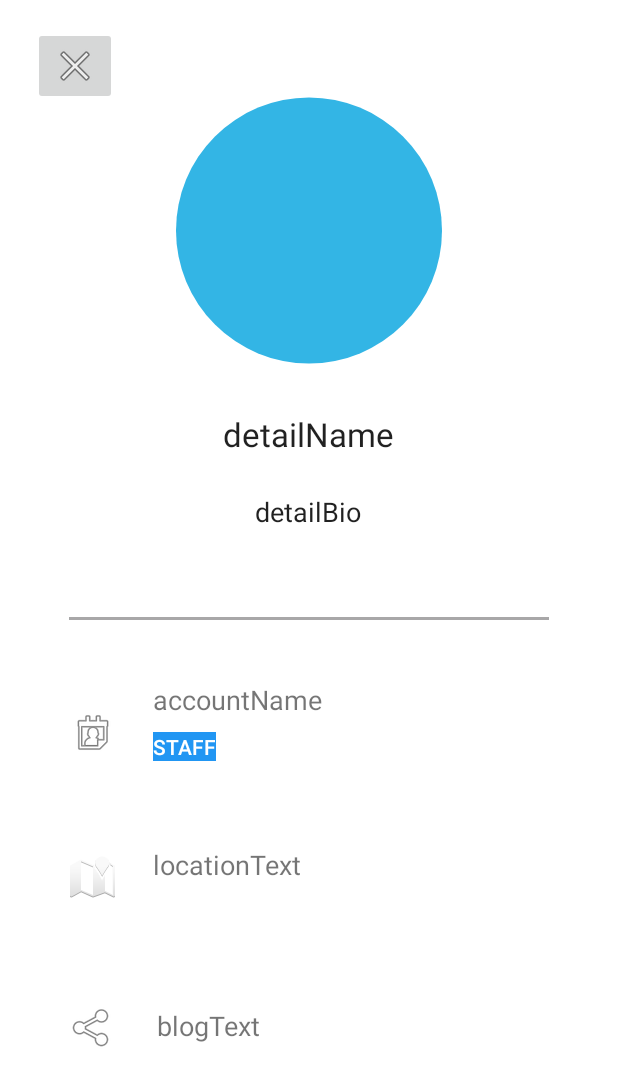
After one commit to yuki3663/GithubUserList, an Android app: the layout fragment_user_detail.xml on its own in the app's theme, with its tools: preview values and no code run, on a phone screen of 412 x 824 dp. The commit adds this screen. Shown: the top 1086 px of the screen. Run offline under Robolectric (Android 15) with nearby library versions, the phone set to English and light mode, and no system bars; network calls fail.

Commit message:
Show users list and detail

```diff
--- a/app/build.gradle
+++ b/app/build.gradle
@@ -42,14 +42,13 @@ dependencies {
     implementation 'com.squareup.okhttp3:okhttp:3.14.9'
     // kotlinx.coroutines
     implementation 'org.jetbrains.kotlinx:kotlinx-coroutines-core:1.3.9'
-    // Sandwitch
-    implementation "com.github.skydoves:sandwich:1.0.4"
     implementation "org.jetbrains.kotlin:kotlin-stdlib:$kotlin_version"
     implementation 'androidx.core:core-ktx:1.3.2'
     implementation 'androidx.appcompat:appcompat:1.2.0'
     implementation 'com.google.android.material:material:1.3.0'
     implementation 'androidx.constraintlayout:constraintlayout:2.0.4'
     implementation 'de.hdodenhof:circleimageview:3.1.0'
+    implementation 'androidx.legacy:legacy-support-v4:1.0.0'
     testImplementation 'junit:junit:4.+'
     androidTestImplementation 'androidx.test.ext:junit:1.1.2'
     androidTestImplementation 'androidx.test.espresso:espresso-core:3.3.0'
--- a/app/src/main/java/com/cathaybkgituser/contract/ContractInterface.kt
+++ b/app/src/main/java/com/cathaybkgituser/contract/ContractInterface.kt
@@ -6,7 +6,6 @@ interface ContractInterface {
 
     interface View {
         fun initView()
-        fun updateViewData(list :List<UserInfoData>)
     }
 
     interface Presenter {
--- a/app/src/main/java/com/cathaybkgituser/network/GitHubUsersApi.kt
+++ b/app/src/main/java/com/cathaybkgituser/network/GitHubUsersApi.kt
@@ -1,8 +1,6 @@
 package com.cathaybkgituser.network
 
-import com.skydoves.sandwich.ApiResponse
 import retrofit2.Call
-import retrofit2.Response
 import retrofit2.http.GET
 import retrofit2.http.Path
 import retrofit2.http.Query
--- a/app/src/main/java/com/cathaybkgituser/network/HttpRequestInterceptor.kt
+++ b/app/src/main/java/com/cathaybkgituser/network/HttpRequestInterceptor.kt
@@ -8,7 +8,7 @@ class HttpRequestInterceptor : Interceptor {
     val TAG = this.javaClass.name
     override fun intercept(chain: Interceptor.Chain): Response {
         val originalRequest = chain.request()
-        val request = originalRequest.newBuilder().url(originalRequest.url).build()
+        val request = originalRequest.newBuilder().url(originalRequest.url()).build()
         Log.d(TAG, request.toString())
         return chain.proceed(request)
     }
--- a/app/src/main/java/com/cathaybkgituser/network/NetworkManager.kt
+++ b/app/src/main/java/com/cathaybkgituser/network/NetworkManager.kt
@@ -1,6 +1,5 @@
 package com.cathaybkgituser.network
 
-import com.skydoves.sandwich.coroutines.CoroutinesResponseCallAdapterFactory
 import okhttp3.OkHttpClient
 import retrofit2.Retrofit
 import retrofit2.converter.gson.GsonConverterFactory
--- a/app/src/main/java/com/cathaybkgituser/network/UserInfoData.kt
+++ b/app/src/main/java/com/cathaybkgituser/network/UserInfoData.kt
@@ -11,9 +11,6 @@ data class UserInfoData(
     @SerializedName("avatar_url")
     val avatarUrl: String,
 
-    @SerializedName("html_url")
-    val link: String,
-
     @SerializedName("site_admin")
-    val siteAdmin: Boolean
+    val siteAdmin: String
 )
--- /dev/null
+++ b/app/src/main/res/layout/fragment_user_detail.xml
@@ -0,0 +1,167 @@
+<?xml version="1.0" encoding="utf-8"?>
+<androidx.constraintlayout.widget.ConstraintLayout xmlns:android="http://schemas.android.com/apk/res/android"
+    xmlns:app="http://schemas.android.com/apk/res-auto"
+    xmlns:tools="http://schemas.android.com/tools"
+    android:layout_width="match_parent"
+    android:layout_height="match_parent"
+    android:background="#FFFFFF"
+    android:visibility="invisible"
+    tools:visibility="visible">
+
+    <ImageButton
+        android:id="@+id/cancelButton"
+        android:layout_width="wrap_content"
+        android:layout_height="wrap_content"
+        app:layout_constraintBottom_toBottomOf="parent"
+        app:layout_constraintEnd_toEndOf="parent"
+        app:layout_constraintHorizontal_bias="0.061"
+        app:layout_constraintStart_toStartOf="parent"
+        app:layout_constraintTop_toTopOf="parent"
+        app:layout_constraintVertical_bias="0.023"
+        app:srcCompat="@android:drawable/ic_menu_close_clear_cancel" />
+
+    <TextView
+        android:id="@+id/locationText"
+        android:layout_width="wrap_content"
+        android:layout_height="wrap_content"
+        android:text="locationText"
+        android:textSize="18sp"
+        app:layout_constraintBottom_toBottomOf="parent"
+        app:layout_constraintEnd_toEndOf="parent"
+        app:layout_constraintHorizontal_bias="0.102"
+        app:layout_constraintStart_toEndOf="@+id/locationView"
+        app:layout_constraintTop_toBottomOf="@+id/accountName"
+        app:layout_constraintVertical_bias="0.267" />
+
+    <TextView
+        android:id="@+id/blogText"
+        android:layout_width="wrap_content"
+        android:layout_height="wrap_content"
+        android:autoLink="web"
+        android:text="blogText"
+        android:textSize="18sp"
+        app:layout_constraintBottom_toBottomOf="parent"
+        app:layout_constraintEnd_toEndOf="parent"
+        app:layout_constraintHorizontal_bias="0.1"
+        app:layout_constraintStart_toEndOf="@+id/blogView"
+        app:layout_constraintTop_toBottomOf="@+id/locationText"
+        app:layout_constraintVertical_bias="0.392" />
+
+    <TextView
+        android:id="@+id/detailBio"
+        android:layout_width="wrap_content"
+        android:layout_height="wrap_content"
+        android:text="detailBio"
+        android:textAppearance="@style/TextAppearance.AppCompat.Body1"
+        android:textSize="18sp"
+        app:layout_constraintBottom_toBottomOf="parent"
+        app:layout_constraintEnd_toEndOf="parent"
+        app:layout_constraintHorizontal_bias="0.498"
+        app:layout_constraintStart_toStartOf="parent"
+        app:layout_constraintTop_toBottomOf="@+id/detailName"
+        app:layout_constraintVertical_bias="0.05" />
+
+    <View
+        android:id="@+id/middleLine"
+        android:layout_width="320dp"
+        android:layout_height="2dp"
+        android:background="#A8A7A8"
+        app:layout_constraintBottom_toBottomOf="parent"
+        app:layout_constraintEnd_toEndOf="parent"
+        app:layout_constraintStart_toStartOf="parent"
+        app:layout_constraintTop_toTopOf="parent" />
+
+    <TextView
+        android:id="@+id/detailStaff"
+        android:layout_width="wrap_content"
+        android:layout_height="wrap_content"
+        android:layout_gravity="left"
+        android:layout_marginStart="32dp"
+        android:background="#2196F3"
+        android:gravity="center"
+        android:text="STAFF"
+        android:textAppearance="@style/TextAppearance.AppCompat.Body2"
+        android:textColor="#FFFFFF"
+        app:layout_constraintBottom_toBottomOf="parent"
+        app:layout_constraintEnd_toEndOf="parent"
+        app:layout_constraintHorizontal_bias="0.207"
+        app:layout_constraintStart_toStartOf="parent"
+        app:layout_constraintTop_toBottomOf="@+id/accountName"
+        app:layout_constraintVertical_bias="0.028" />
+
+    <de.hdodenhof.circleimageview.CircleImageView
+        android:id="@+id/avatar_image_view"
+        android:layout_width="177dp"
+        android:layout_height="187dp"
+        android:layout_marginTop="60dp"
+        android:src="@android:color/holo_blue_light"
+        app:layout_constraintDimensionRatio="1:0.9"
+        app:layout_constraintEnd_toEndOf="parent"
+        app:layout_constraintStart_toStartOf="parent"
+        app:layout_constraintTop_toTopOf="parent"
+        tools:srcCompat="@tools:sample/avatars[2]" />
+
+    <ImageView
+        android:id="@+id/locationView"
+        android:layout_width="wrap_content"
+        android:layout_height="wrap_content"
+        app:layout_constraintBottom_toBottomOf="parent"
+        app:layout_constraintEnd_toEndOf="@+id/accountView"
+        app:layout_constraintHorizontal_bias="0.0"
+        app:layout_constraintStart_toStartOf="@+id/accountView"
+        app:layout_constraintTop_toBottomOf="@+id/accountView"
+        app:layout_constraintVertical_bias="0.223"
+        app:srcCompat="@android:drawable/ic_dialog_map" />
+
+    <ImageView
+        android:id="@+id/accountView"
+        android:layout_width="wrap_content"
+        android:layout_height="wrap_content"
+        android:layout_marginTop="36dp"
+        android:layout_marginBottom="296dp"
+        app:layout_constraintBottom_toBottomOf="parent"
+        app:layout_constraintEnd_toEndOf="parent"
+        app:layout_constraintHorizontal_bias="0.121"
+        app:layout_constraintStart_toStartOf="parent"
+        app:layout_constraintTop_toBottomOf="@+id/middleLine"
+        app:srcCompat="@android:drawable/ic_menu_my_calendar" />
+
+    <TextView
+        android:id="@+id/detailName"
+        android:layout_width="wrap_content"
+        android:layout_height="wrap_content"
+        android:text="detailName"
+        android:textAppearance="@style/TextAppearance.AppCompat.Large"
+        app:layout_constraintBottom_toBottomOf="parent"
+        app:layout_constraintEnd_toEndOf="parent"
+        app:layout_constraintHorizontal_bias="0.498"
+        app:layout_constraintStart_toStartOf="parent"
+        app:layout_constraintTop_toBottomOf="@+id/avatar_image_view"
+        app:layout_constraintVertical_bias="0.05" />
+
+    <ImageView
+        android:id="@+id/blogView"
+        android:layout_width="wrap_content"
+        android:layout_height="wrap_content"
+        app:layout_constraintBottom_toBottomOf="parent"
+        app:layout_constraintEnd_toEndOf="@+id/locationView"
+        app:layout_constraintHorizontal_bias="0.0"
+        app:layout_constraintStart_toStartOf="@+id/locationView"
+        app:layout_constraintTop_toBottomOf="@+id/locationView"
+        app:layout_constraintVertical_bias="0.358"
+        app:srcCompat="@android:drawable/ic_menu_share" />
+
+    <TextView
+        android:id="@+id/accountName"
+        android:layout_width="wrap_content"
+        android:layout_height="wrap_content"
+        android:layout_marginStart="24dp"
+        android:text="accountName"
+        android:textSize="18sp"
+        app:layout_constraintBottom_toBottomOf="parent"
+        app:layout_constraintEnd_toEndOf="parent"
+        app:layout_constraintHorizontal_bias="0.0"
+        app:layout_constraintStart_toEndOf="@+id/accountView"
+        app:layout_constraintTop_toBottomOf="@+id/middleLine"
+        app:layout_constraintVertical_bias="0.105" />
+</androidx.constraintlayout.widget.ConstraintLayout>
```
Also changed, not shown: app/src/main/java/com/cathaybkgituser/network/UserDetailData.kt (+4 -3 lines), app/src/main/java/com/cathaybkgituser/repository/UserDetailRepository.kt (deleted, +0 -46 lines), app/src/main/java/com/cathaybkgituser/repository/UserListRepository.kt (deleted, +0 -40 lines), app/src/main/java/com/cathaybkgituser/view/MainActivity.kt (+58 -7 lines), app/src/main/java/com/cathaybkgituser/view/UserDetailFragment.kt (added, +91 -0 lines), app/src/main/res/layout/activity_main.xml (+13 -0 lines), app/src/main/res/layout/user_row.xml (+9 -4 lines).
